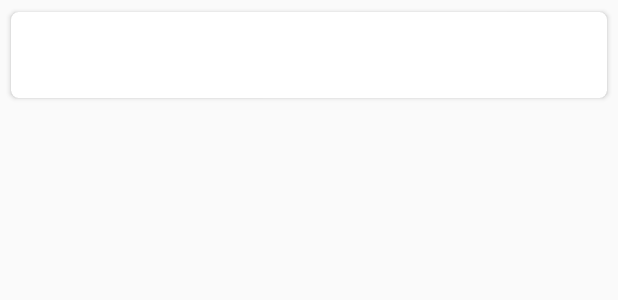
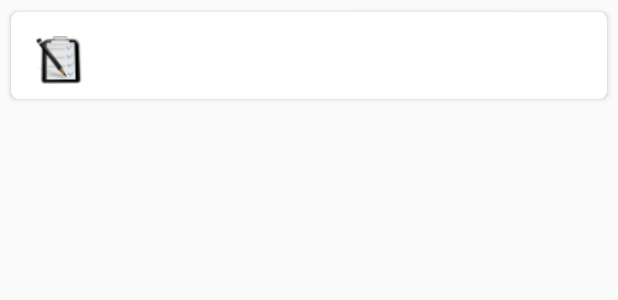
Before and after one commit to huynhit24/Task, an Android app: the layout task_list_item.xml on its own in the app's theme, with its tools: preview values and no code run, on a phone screen of 412 x 824 dp. Shown: the top 300 px of the screen. Run offline under Robolectric (Android 15) with nearby library versions, the phone set to English and light mode, and no system bars; network calls fail.

```diff
--- a/app/src/main/java/com/huynhkhoa/task/Adapters/FinishedTaskAdapter.java
+++ b/app/src/main/java/com/huynhkhoa/task/Adapters/FinishedTaskAdapter.java
@@ -13,7 +13,7 @@ import androidx.cardview.widget.CardView;
 import androidx.recyclerview.widget.RecyclerView;
 
 import com.huynhkhoa.task.R;
-import com.huynhkhoa.task.Interfaces.EventsClickListener;
+import com.huynhkhoa.task.Interfaces.RecyclerViewClickListener;
 import com.huynhkhoa.task.Models.TaskModel;
 
 import java.util.ArrayList;
@@ -23,9 +23,9 @@ public class FinishedTaskAdapter extends RecyclerView.Adapter<FinishedTaskAdapte
     ArrayList<TaskModel> arrayList;
     Context context;
 
-    final private EventsClickListener clickListener;
+    final private RecyclerViewClickListener clickListener;
 
-    public FinishedTaskAdapter(Context context, ArrayList<TaskModel> arrayList, EventsClickListener clickListener) {
+    public FinishedTaskAdapter(Context context, ArrayList<TaskModel> arrayList, RecyclerViewClickListener clickListener) {
         this.arrayList = arrayList;
         this.context = context;
         this.clickListener = clickListener;
--- a/app/src/main/java/com/huynhkhoa/task/Adapters/TaskListAdapter.java
+++ b/app/src/main/java/com/huynhkhoa/task/Adapters/TaskListAdapter.java
@@ -14,7 +14,7 @@ import androidx.cardview.widget.CardView;
 import androidx.recyclerview.widget.RecyclerView;
 
 import com.huynhkhoa.task.R;
-import com.huynhkhoa.task.Interfaces.EventsClickListener;
+import com.huynhkhoa.task.Interfaces.RecyclerViewClickListener;
 import com.huynhkhoa.task.Models.TaskModel;
 
 import java.util.ArrayList;
@@ -23,8 +23,8 @@ import java.util.Random;
 public class TaskListAdapter extends RecyclerView.Adapter<TaskListAdapter.MyViewHolder> {
     ArrayList<TaskModel> arrayList;
     Context context;
-    final private EventsClickListener clickListener;
-    public TaskListAdapter(Context context, ArrayList<TaskModel> arrayList, EventsClickListener clickListener) {
+    final private RecyclerViewClickListener clickListener;
+    public TaskListAdapter(Context context, ArrayList<TaskModel> arrayList, RecyclerViewClickListener clickListener) {
         this.arrayList = arrayList;
         this.context = context;
         this.clickListener = clickListener;
--- a/app/src/main/java/com/huynhkhoa/task/FinishedTaskFragment.java
+++ b/app/src/main/java/com/huynhkhoa/task/FinishedTaskFragment.java
@@ -29,7 +29,7 @@ import com.android.volley.toolbox.Volley;
 import com.huynhkhoa.task.Adapters.FinishedTaskAdapter;
 import com.huynhkhoa.task.Constants.Constants;
 import com.huynhkhoa.task.Services.SharedPreferenceClass;
-import com.huynhkhoa.task.Interfaces.EventsClickListener;
+import com.huynhkhoa.task.Interfaces.RecyclerViewClickListener;
 import com.huynhkhoa.task.Models.TaskModel;
 
 import org.json.JSONArray;
@@ -42,7 +42,7 @@ import java.util.HashMap;
 import java.util.Map;
 
 
-public class FinishedTaskFragment extends Fragment implements EventsClickListener {
+public class FinishedTaskFragment extends Fragment implements RecyclerViewClickListener {
 
     SharedPreferenceClass sharedPreferenceClass;
     String token;
--- a/app/src/main/java/com/huynhkhoa/task/HomeFragment.java
+++ b/app/src/main/java/com/huynhkhoa/task/HomeFragment.java
@@ -37,7 +37,7 @@ import com.android.volley.toolbox.Volley;
 import com.huynhkhoa.task.Adapters.TaskListAdapter;
 import com.huynhkhoa.task.Constants.Constants;
 import com.huynhkhoa.task.Services.SharedPreferenceClass;
-import com.huynhkhoa.task.Interfaces.EventsClickListener;
+import com.huynhkhoa.task.Interfaces.RecyclerViewClickListener;
 import com.huynhkhoa.task.Models.TaskModel;
 import com.google.android.material.floatingactionbutton.FloatingActionButton;
 
@@ -50,7 +50,7 @@ import java.util.ArrayList;
 import java.util.HashMap;
 import java.util.Map;
 
-public class HomeFragment extends Fragment implements EventsClickListener {
+public class HomeFragment extends Fragment implements RecyclerViewClickListener {
     FloatingActionButton floatingActionButton;
     SharedPreferenceClass sharedPreferenceClass;
     String token;
--- a/app/src/main/java/com/huynhkhoa/task/Interfaces/EventsClickListener.java
+++ b/app/src/main/java/com/huynhkhoa/task/Interfaces/RecyclerViewClickListener.java
@@ -1,6 +1,6 @@
 package com.huynhkhoa.task.Interfaces;
 
-public interface EventsClickListener {
+public interface RecyclerViewClickListener {
     /**
      * Khai báo các event Click sẽ được triển khai sử dụng
      * */
--- a/app/src/main/res/layout/fragment_finished_task.xml
+++ b/app/src/main/res/layout/fragment_finished_task.xml
@@ -9,10 +9,10 @@
     <TextView
         android:layout_width="match_parent"
         android:layout_height="wrap_content"
-        android:text="Finished Tasks"
+        android:text="Danh sách Tasks hoàn thành!!!"
         android:layout_marginTop="30dp"
         android:gravity="center"
-        android:textSize="14sp"
+        android:textSize="20sp"
         android:textStyle="bold"
         android:textColor="@color/gray"
         android:id="@+id/finished_task_header"
--- a/app/src/main/res/layout/navigation_header.xml
+++ b/app/src/main/res/layout/navigation_header.xml
@@ -3,7 +3,7 @@
     xmlns:android="http://schemas.android.com/apk/res/android" android:layout_width="match_parent"
     android:layout_height="200dp"
     android:id="@+id/nav_header_main"
-    android:background="@drawable/header_background"
+    android:background="@drawable/background_night"
     >
     <ImageView
         android:layout_width="match_parent"
@@ -17,13 +17,13 @@
         android:layout_alignParentTop="true"
         android:layout_marginTop="50dp"
         android:layout_marginLeft="25dp"
-        android:src="@drawable/logo_white"
+        android:src="@drawable/logo_task"
         />
     <TextView
         android:layout_width="wrap_content"
         android:layout_height="wrap_content"
         android:layout_below="@+id/avatar"
-        android:text="Taskman"
+        android:text="Task"
         android:textColor="@color/white"
         android:layout_marginTop="5dp"
         android:layout_marginLeft="18dp"
--- a/app/src/main/res/layout/task_list_item.xml
+++ b/app/src/main/res/layout/task_list_item.xml
@@ -12,6 +12,7 @@
         android:layout_width="match_parent"
         android:layout_height="wrap_content"
         android:padding="10dp">
+
         <ImageView
             android:id="@+id/arrow"
             android:layout_width="wrap_content"
@@ -22,21 +23,34 @@
             android:layout_marginRight="20dp"
             />
 
+        <ImageView
+            android:id="@+id/icon_item"
+            android:layout_width="wrap_content"
+            android:layout_height="wrap_content"
+            android:layout_alignParentStart="true"
+            android:layout_alignParentTop="true"
+            android:layout_alignParentRight="false"
+            android:layout_marginStart="6dp"
+            android:layout_marginLeft="20dp"
+            android:layout_marginTop="6dp"
+            android:layout_marginEnd="20dp"
+            android:layout_marginRight="8dp"
+            android:src="@drawable/status_mail_task_icon" />
+
         <TextView
+            android:id="@+id/task_title"
             android:layout_width="match_parent"
             android:layout_height="wrap_content"
-            android:id="@+id/task_title"
             android:layout_centerVertical="true"
+            android:layout_marginLeft="40dp"
+            android:layout_marginTop="10dp"
+            android:layout_marginRight="60dp"
+            android:ellipsize="end"
+            android:singleLine="true"
             android:text="Go to bed"
             android:textColor="#fff"
             android:textSize="20sp"
-            android:singleLine="true"
-            android:ellipsize="end"
-            android:layout_marginRight="60dp"
-            android:layout_marginLeft="20dp"
-            android:layout_marginTop="10dp"
-            android:textStyle="bold"
-            />
+            android:textStyle="bold" />
 
 
     </RelativeLayout>
```
Also changed, not shown: app/src/main/res/drawable/background_night.png (added), app/src/main/res/drawable/header_background.jpg (deleted), app/src/main/res/drawable/icons8_to_do_64.png (added), app/src/main/res/drawable/logo.png (deleted), app/src/main/res/drawable/logo_white.png (deleted), app/src/main/res/drawable/status_mail_task_icon.png (added), app/src/main/res/drawable/task.png (added), app/src/main/res/drawable/task_app_logo.png (deleted).
